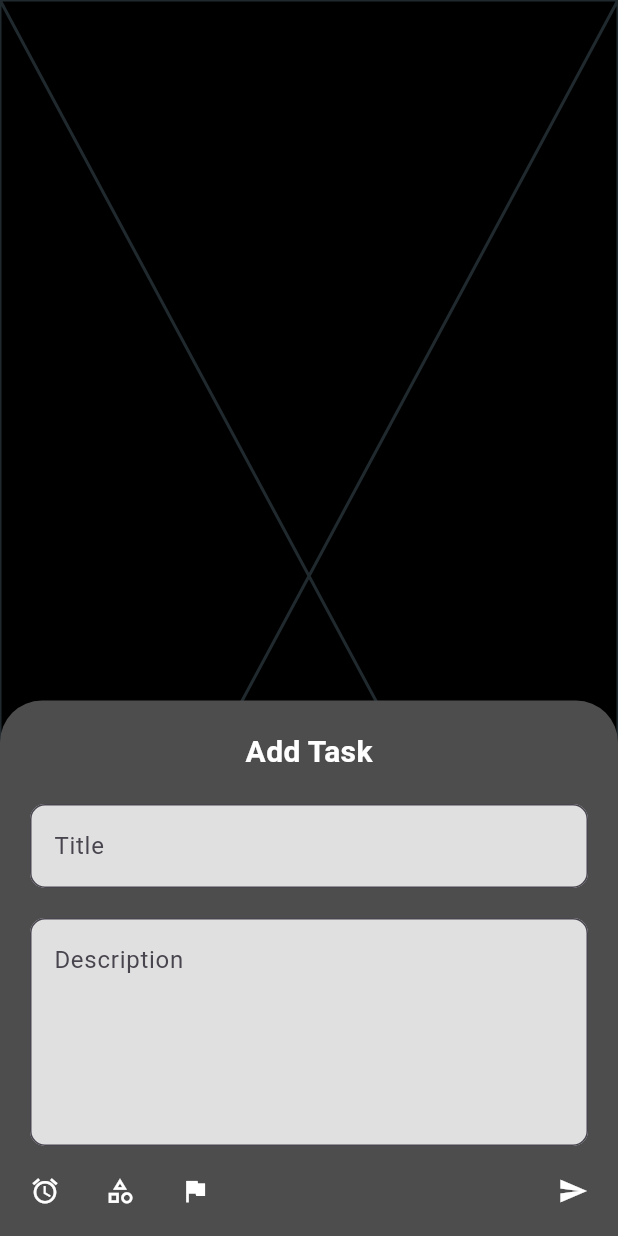
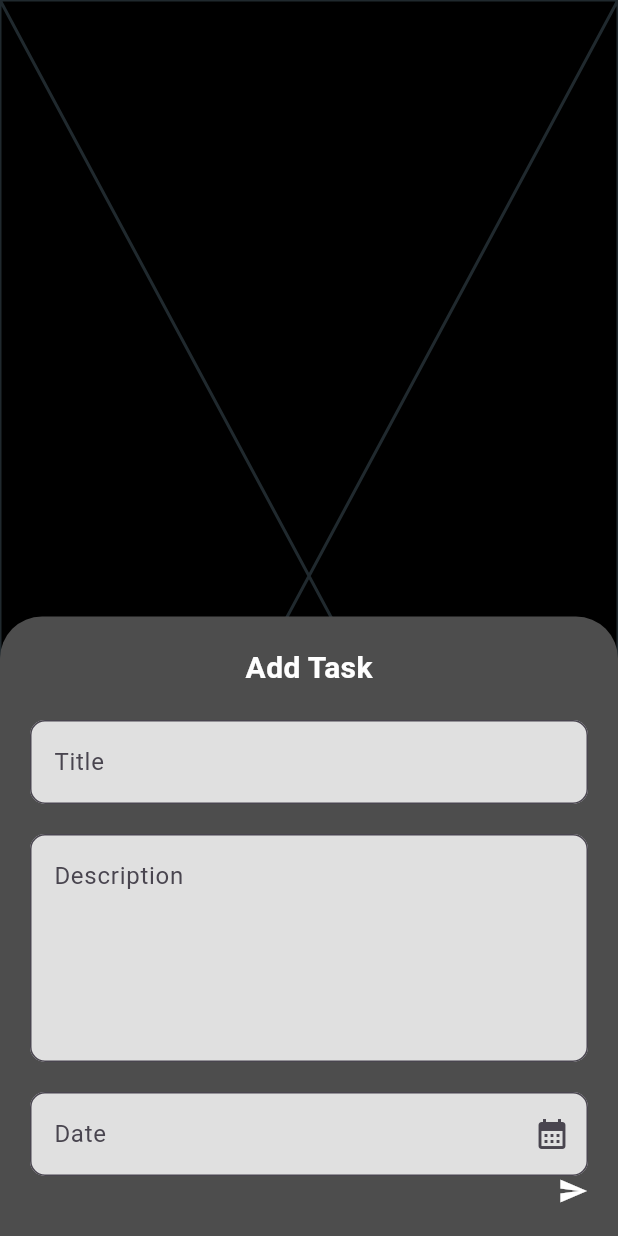
Before and after one commit to Amrutha52/ToDoAppFlutter, a Flutter app: the screen it shows after launch, item 3 of the bottom bar chosen, after a tap on the "add" icon, on a phone screen of 412 x 824 dp. Run offline on Flutter 3.47's test engine with Material 3 defaults, Android fonts, the phone set to English and light mode, and no system bars; our stand-ins replace hive, hive_flutter; missing offline and left inert: horizontal_week_calendar; accounts and stored records are empty.

Commit message:
commit message

```diff
--- a/lib/view/bottomnav_screen/BottomNavScreen.dart
+++ b/lib/view/bottomnav_screen/BottomNavScreen.dart
@@ -1,6 +1,7 @@
 import 'package:flutter/cupertino.dart';
 import 'package:flutter/material.dart';
 import 'package:hive/hive.dart';
+import 'package:intl/intl.dart';
 import 'package:todoapp/utils/AppSessions.dart';
 import 'package:todoapp/utils/ImageConstants.dart';
 import 'package:todoapp/view/calendar_screen/CalendarScreen.dart';
@@ -31,6 +32,7 @@ class _BottomNavScreenState extends State<BottomNavScreen>
 
   TextEditingController titleController = TextEditingController();
   TextEditingController descController = TextEditingController();
+  TextEditingController dateController = TextEditingController();
 
   var toDoBox = Hive.box(AppSessions.TODOBOX);
 
@@ -127,14 +129,34 @@ class _BottomNavScreenState extends State<BottomNavScreen>
                             borderRadius: BorderRadius.circular(10))),
                   ),
                   SizedBox(height: 20),
+                  TextFormField(
+                    readOnly: true, // to avoid textfield typing
+                    controller: dateController,
+                    decoration: InputDecoration(
+                        hintText: "Date",
+                        filled: true,
+                        fillColor: Colors.grey.shade300,
+                        suffixIcon: IconButton(onPressed: () async {
+                          var selectedDate = await showDatePicker(context: context,
+                              firstDate: DateTime(2024),
+                              lastDate: DateTime.now());
+                          if(selectedDate != null)
+                          {
+                            dateController.text = DateFormat("dd MMM yyyy").format(selectedDate);
+                          }
 
+                        },
+                            icon: Icon(Icons.calendar_month)),
+                        border: OutlineInputBorder(
+                            borderRadius: BorderRadius.circular(10))),
+                  ),
                   Row(
                     children: [
-                      Icon(Icons.access_alarm, size: 20, color: Colors.white,),
-                      SizedBox(width: 30,),
-                      Icon(Icons.category_outlined, size: 20, color: Colors.white,),
-                      SizedBox(width: 30,),
-                      Icon(Icons.flag, size: 20, color: Colors.white,),
+                      // Icon(Icons.access_alarm, size: 20, color: Colors.white,),
+                      // SizedBox(width: 30,),
+                      // Icon(Icons.category_outlined, size: 20, color: Colors.white,),
+                      // SizedBox(width: 30,),
+                      // Icon(Icons.flag, size: 20, color: Colors.white,),
                       Spacer(),
                       Icon(Icons.send, size: 20,color: Colors.white,)
                     ],
--- a/pubspec.yaml
+++ b/pubspec.yaml
@@ -35,9 +35,11 @@ dependencies:
   # The following adds the Cupertino Icons font to your application.
   # Use with the CupertinoIcons class for iOS style icons.
   cupertino_icons: ^1.0.6
-  intl: ^0.19.0
+  #intl: ^0.19.0
   hive_flutter: ^1.1.0
   hive: ^2.2.3
+  horizontal_week_calendar: ^0.0.15
+
 
 dev_dependencies:
   flutter_test:
```
Also changed, not shown: lib/view/calendar_screen/CalendarScreen.dart (+55 -4 lines), pubspec.lock, 1 other file.
